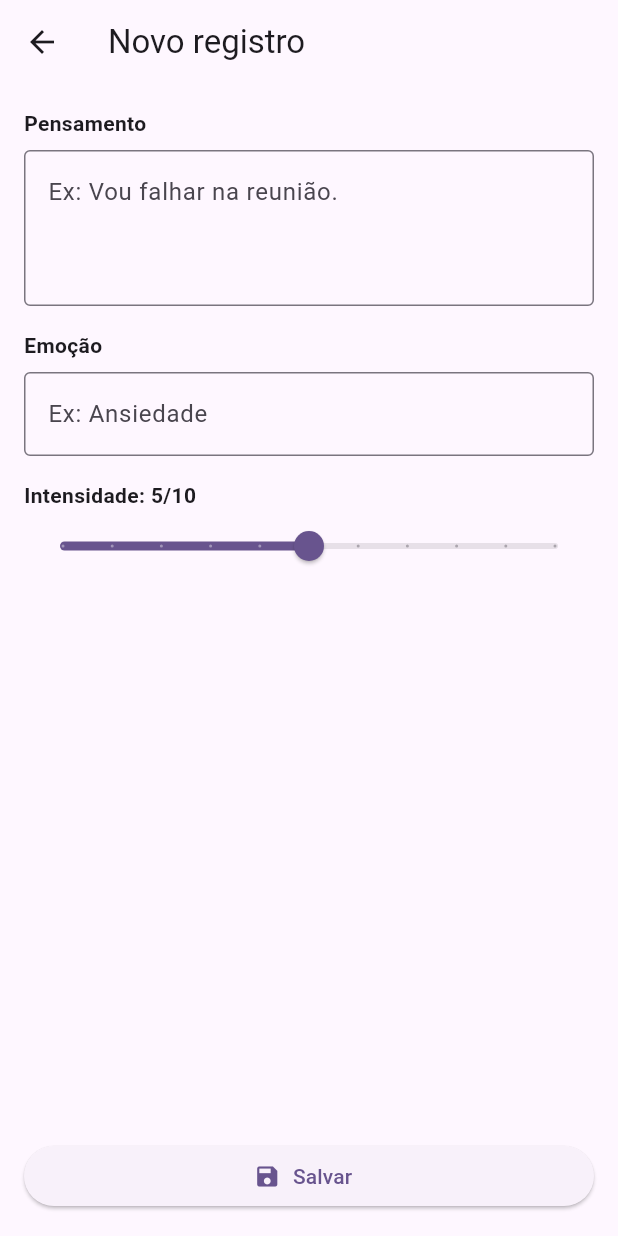
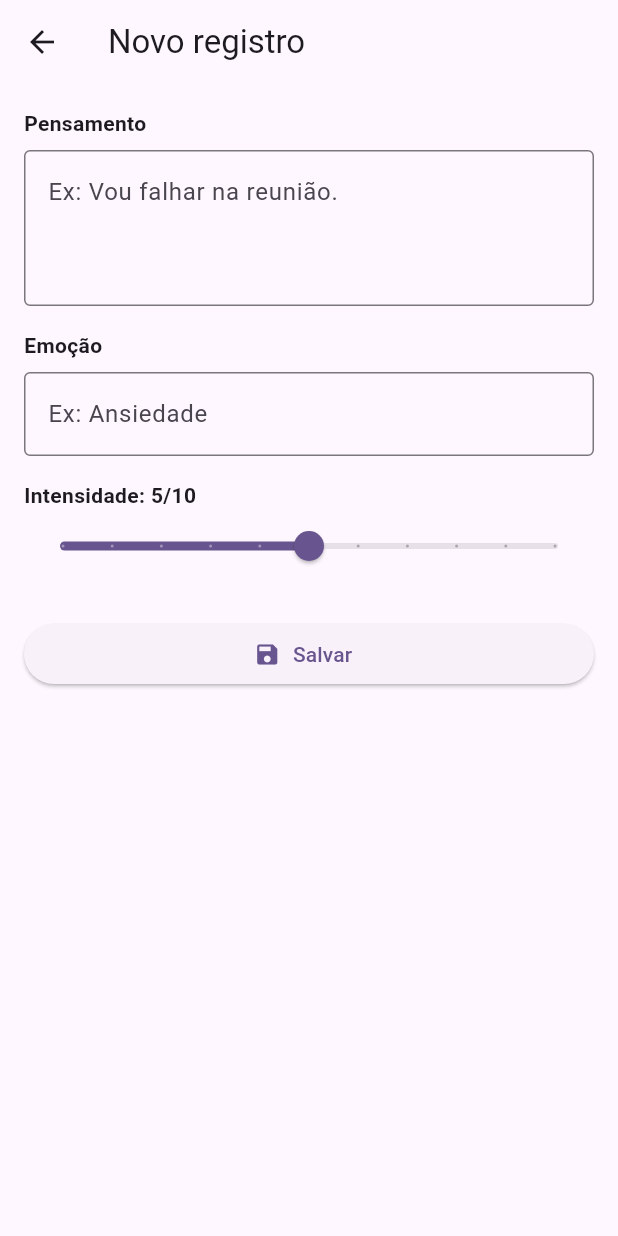
Before and after one commit to jcrrosario/MenteClara, a Flutter app: the screen it shows after launch, after a tap on the "add" icon, on a phone screen of 412 x 824 dp. Run offline on Flutter 3.47's test engine with Material 3 defaults, Android fonts, the phone set to English and light mode, and no system bars; our stand-ins replace drift; accounts and stored records are empty; generated files the repository leaves out were written again.

Commit message:
Ajuste de tela para nao ficar em loop na carga de registros

```diff
--- a/lib/pages/home_page.dart
+++ b/lib/pages/home_page.dart
@@ -1,5 +1,5 @@
 import 'package:flutter/material.dart';
-import '../models/record.dart';
+import '../db/app_database.dart';
 import 'new_record_page.dart';
 
 class HomePage extends StatefulWidget {
@@ -10,7 +10,40 @@ class HomePage extends StatefulWidget {
 }
 
 class _HomePageState extends State<HomePage> {
-  final List<Record> _records = [];
+  final AppDatabase _db = AppDatabase();
+
+  List<ThoughtRecord> _records = [];
+  bool _loading = true;
+
+  @override
+  void initState() {
+    super.initState();
+    _loadRecords();
+  }
+
+  Future<void> _loadRecords() async {
+    try {
+      final data = await _db.getAllRecords();
+      if (!mounted) return;
+
+      setState(() {
+        _records = data;
+      });
+    } catch (e) {
+      debugPrint('Erro ao carregar registros: $e');
+      if (mounted) {
+        ScaffoldMessenger.of(context).showSnackBar(
+          SnackBar(content: Text('Erro ao carregar registros: $e')),
+        );
+      }
+    } finally {
+      if (mounted) {
+        setState(() {
+          _loading = false;
+        });
+      }
+    }
+  }
 
   Future<void> _openNewRecord() async {
     final result = await Navigator.push(
@@ -20,17 +53,23 @@ class _HomePageState extends State<HomePage> {
 
     if (result == null) return;
 
-    final record = Record(
-      thought: result['thought'] as String,
-      emotion: result['emotion'] as String,
-      intensity: result['intensity'] as int,
-      createdAt: DateTime.parse(result['createdAt'] as String),
+    final thought = result['thought'] as String;
+    final emotion = result['emotion'] as String;
+    final intensity = result['intensity'] as int;
+    final createdAt = DateTime.parse(result['createdAt'] as String);
+
+    await _db.insertRecord(
+      thought: thought,
+      emotion: emotion,
+      intensity: intensity,
+      createdAt: createdAt,
     );
 
-    setState(() {
-      _records.insert(0, record);
-    });
+    // Recarrega a lista do banco
+    setState(() => _loading = true);
+    await _loadRecords();
 
+    if (!mounted) return;
     ScaffoldMessenger.of(context).showSnackBar(
       const SnackBar(content: Text('Registro salvo.')),
     );
@@ -42,7 +81,9 @@ class _HomePageState extends State<HomePage> {
       appBar: AppBar(
         title: const Text('Mente Clara'),
       ),
-      body: _records.isEmpty ? _emptyState() : _list(),
+      body: _loading
+          ? const Center(child: CircularProgressIndicator())
+          : (_records.isEmpty ? _emptyState() : _list()),
       floatingActionButton: FloatingActionButton(
         onPressed: _openNewRecord,
         child: const Icon(Icons.add),
@@ -81,4 +122,10 @@ class _HomePageState extends State<HomePage> {
       },
     );
   }
+
+  @override
+  void dispose() {
+    _db.close();
+    super.dispose();
+  }
 }
--- a/lib/pages/new_record_page.dart
+++ b/lib/pages/new_record_page.dart
@@ -30,7 +30,6 @@ class _NewRecordPageState extends State<NewRecordPage> {
       return;
     }
 
-    // Por enquanto, só voltamos com os dados.
     Navigator.pop(context, {
       'thought': thought,
       'emotion': emotion,
@@ -41,12 +40,16 @@ class _NewRecordPageState extends State<NewRecordPage> {
 
   @override
   Widget build(BuildContext context) {
+    final bottomInset = MediaQuery.of(context).viewInsets.bottom;
+
     return Scaffold(
+      resizeToAvoidBottomInset: true,
       appBar: AppBar(
         title: const Text('Novo registro'),
       ),
-      body: Padding(
-        padding: const EdgeInsets.all(16),
+      body: SafeArea(
+        child: SingleChildScrollView(
+          padding: EdgeInsets.fromLTRB(16, 16, 16, 16 + bottomInset),
           child: Column(
             crossAxisAlignment: CrossAxisAlignment.start,
             children: [
@@ -55,6 +58,7 @@ class _NewRecordPageState extends State<NewRecordPage> {
               TextField(
                 controller: _thoughtController,
                 maxLines: 3,
+                textInputAction: TextInputAction.next,
                 decoration: const InputDecoration(
                   hintText: 'Ex: Vou falhar na reunião.',
                   border: OutlineInputBorder(),
@@ -66,6 +70,7 @@ class _NewRecordPageState extends State<NewRecordPage> {
               const SizedBox(height: 8),
               TextField(
                 controller: _emotionController,
+                textInputAction: TextInputAction.done,
                 decoration: const InputDecoration(
                   hintText: 'Ex: Ansiedade',
                   border: OutlineInputBorder(),
@@ -86,7 +91,7 @@ class _NewRecordPageState extends State<NewRecordPage> {
                 onChanged: (v) => setState(() => _intensity = v),
               ),
 
-            const Spacer(),
+              const SizedBox(height: 24),
 
               SizedBox(
                 width: double.infinity,
@@ -99,6 +104,7 @@ class _NewRecordPageState extends State<NewRecordPage> {
             ],
           ),
         ),
+      ),
     );
   }
 }
```
Also changed, not shown: lib/db/app_database.dart (added, +57 -0 lines), pubspec.yaml (+10 -2 lines), lib/db/app_database.g.dart (added), pubspec.lock, 5 other files. Lines whose indentation alone changed are shown as unchanged.
